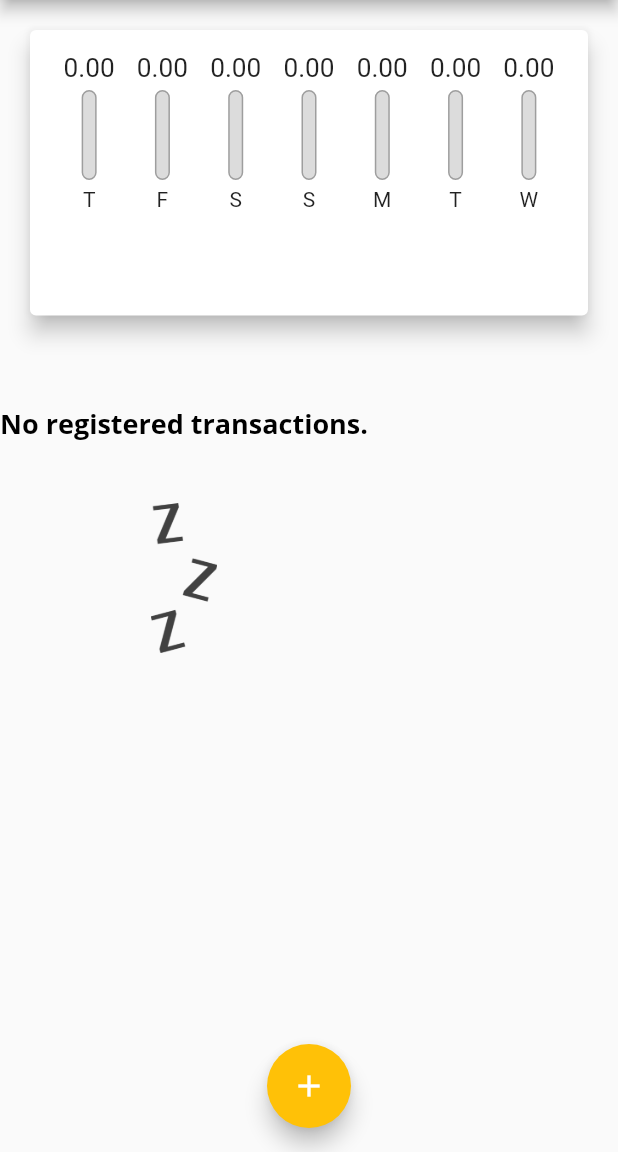
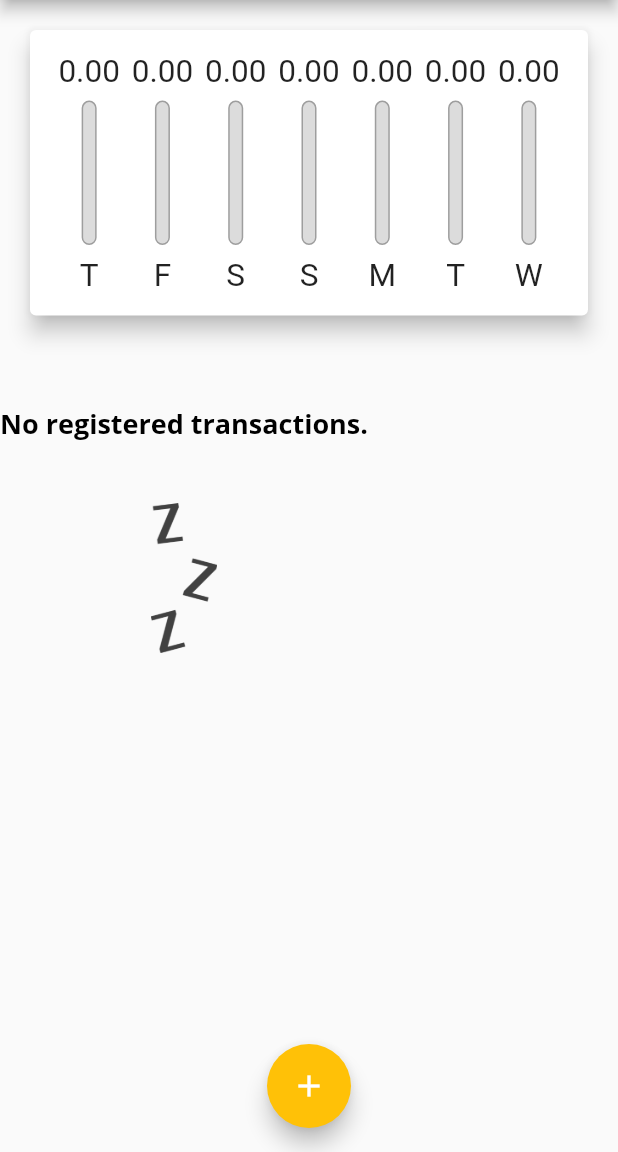
Before and after one commit to Carlxiso/Personnel-Costs, a Flutter app: the screen it shows after launch, on a phone screen of 412 x 824 dp, the part 84-1236 px from its top. Run offline on Flutter 3.47's test engine with Material 2 defaults, Android fonts, the phone set to English and light mode, and no system bars.

Commit message:
Responsive App-Layout Builder with the func Builder

```diff
--- a/lib/components/chart_bar.dart
+++ b/lib/components/chart_bar.dart
@@ -1,4 +1,5 @@
 import 'package:flutter/material.dart';
+import 'package:flutter/rendering.dart';
 
 class ChartBar extends StatelessWidget {
   // const ChartBar({ Key? key }) : super(key: key);
@@ -17,21 +18,23 @@ class ChartBar extends StatelessWidget {
 
   @override
   Widget build(BuildContext context) {
+    return LayoutBuilder(
+      builder: (ctx, constraints) {
         return Column(
           children: <Widget>[
             Container(
-          height: 20,
+              height: constraints.maxHeight * 0.15,
               child: FittedBox(
                 child: Text(
                   '${value.toStringAsFixed(2)}',
                 ),
               ),
             ),
-        const SizedBox(
-          height: 5,
+            SizedBox(
+              height: constraints.maxHeight * 0.05,
             ),
             Container(
-          height: 60,
+              height: constraints.maxHeight * 0.6,
               width: 10,
               child: Stack(
                 alignment: Alignment.bottomCenter,
@@ -43,7 +46,7 @@ class ChartBar extends StatelessWidget {
                         color: Colors.grey,
                         width: 1.0,
                       ),
-                  color: Color.fromRGBO(220, 220, 220, 1),
+                      color: const Color.fromRGBO(220, 220, 220, 1),
                       borderRadius: BorderRadius.circular(5),
                     ),
                   ),
@@ -60,11 +63,18 @@ class ChartBar extends StatelessWidget {
                 ],
               ),
             ),
-        const SizedBox(
-          height: 5,
+            SizedBox(
+              height: constraints.maxHeight * 0.05,
             ),
-        Text(label),
+            Container(
+              height: constraints.maxHeight * 0.15,
+              child: FittedBox(
+                child: Text(label),
+              ),
+            ),
           ],
+        );
+      },
     );
   }
 }
--- a/lib/main.dart
+++ b/lib/main.dart
@@ -104,11 +104,8 @@ class _MyHomePageState extends State<MyHomePage> {
   @override
   Widget build(BuildContext context) {
     final appBar = AppBar(
-      title: Text(
+      title: const Text(
         'Personnel Costs',
-        style: TextStyle(
-          fontSize: 20 * MediaQuery.of(context).textScaleFactor,
-        ),
       ),
       actions: <Widget>[
         // Opens the model so that we can insert transactions
@@ -134,11 +131,11 @@ class _MyHomePageState extends State<MyHomePage> {
           children: <Widget>[
             //Two components type Card
             Container(
-              height: availableHeight * 0.3,
+              height: availableHeight * 0.30,
               child: Chart(_recentTransactions),
             ),
             Container(
-              height: availableHeight * 0.7,
+              height: availableHeight * 0.70,
               child: TransactionList(_transactions, _removeTransaction),
             ),
             // TransactionUser(),
```
Lines whose indentation alone changed are shown as unchanged.
